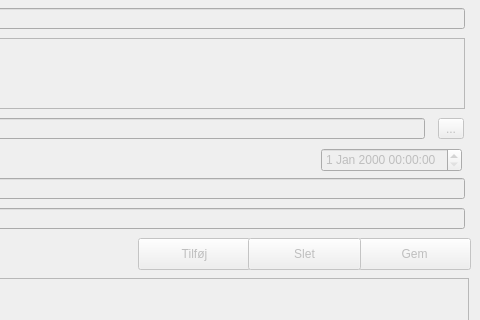
Old version of the form src/MetadataFunctionality/ui/metadata_functionality_dialog.ui in the repository Septima/qgis-metadatafunctionality; both pictures show x 292 to 772 and y 312 to 632 of the 772 by 833 pixel window.
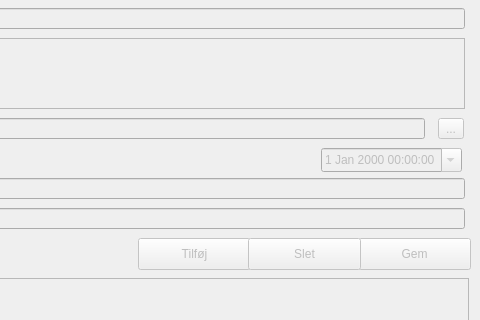
New version of the form.

Commit message: - print statements, + date dropdown

```diff
--- a/src/MetadataFunctionality/ui/metadata_functionality_dialog.ui
+++ b/src/MetadataFunctionality/ui/metadata_functionality_dialog.ui
@@ -270,6 +270,9 @@
      <height>24</height>
     </rect>
    </property>
+   <property name="calendarPopup">
+    <bool>true</bool>
+   </property>
   </widget>
   <widget class="QPushButton" name="deleteRecordButton">
    <property name="enabled">
```
The commit also changes 1 other file.
